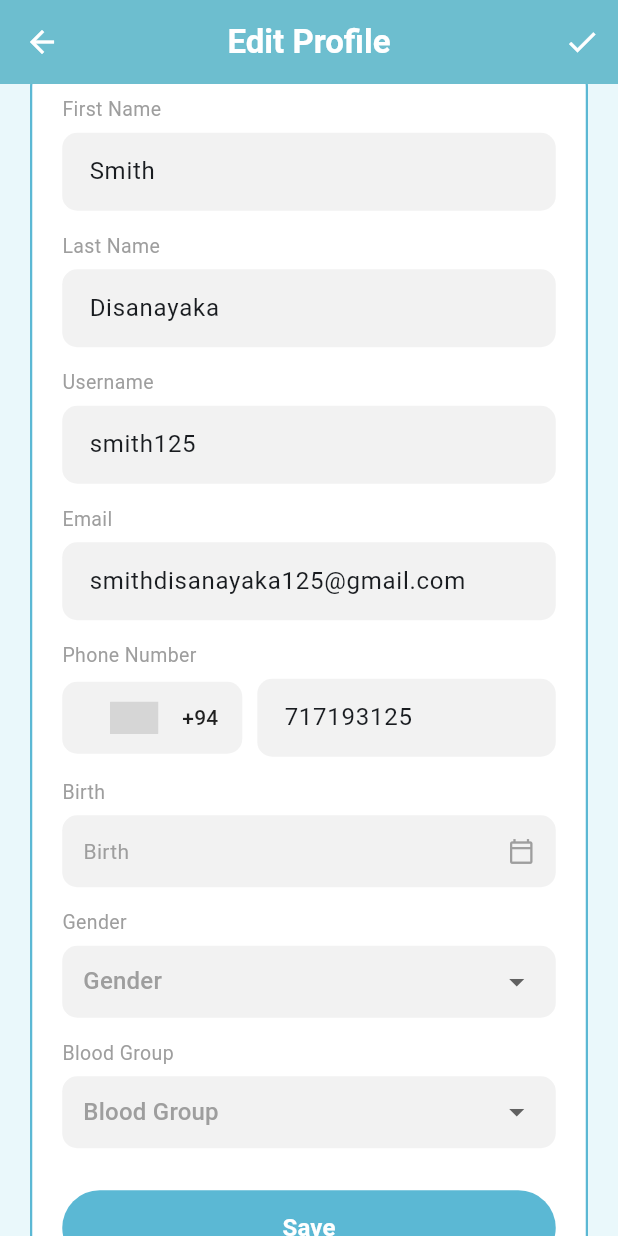
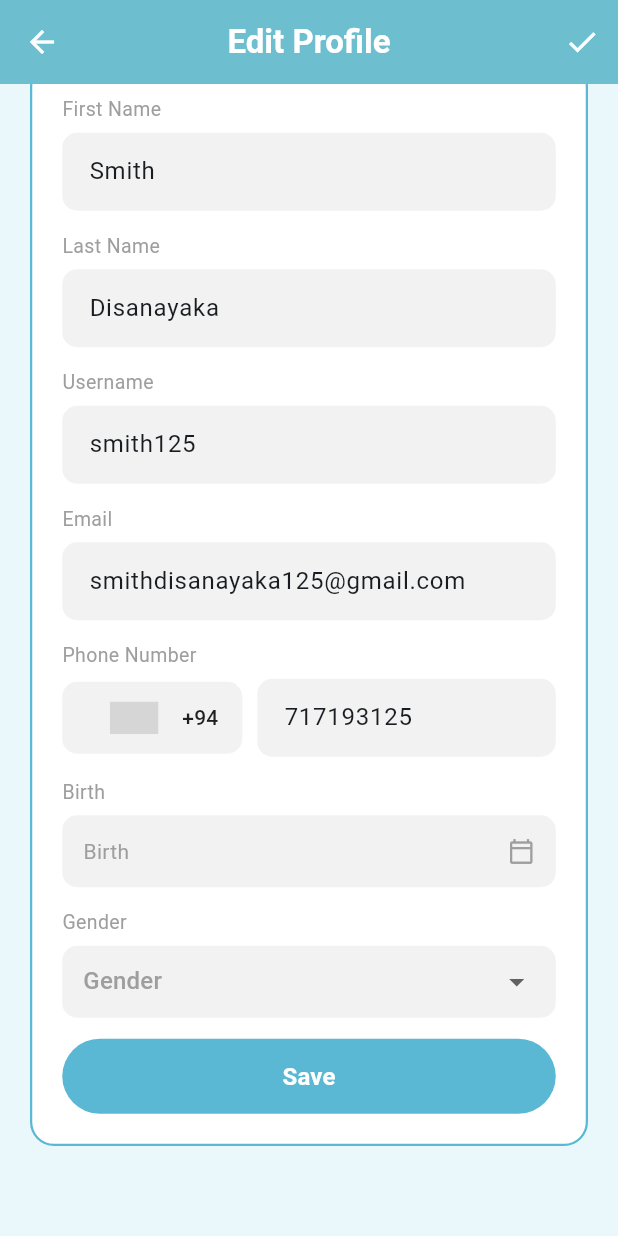
Before and after one commit to GayathriIsurika/AuraCare-App, a Flutter app: the EditProfileScreen screen opened directly, scrolled down 170 dp, on a phone screen of 412 x 824 dp. Run offline on Flutter 3.47's test engine with Material 3 defaults, Android fonts, the phone set to English and light mode, and no system bars; drawn by our look-alikes of country_code_picker; our stand-ins replace file_picker, font_awesome_flutter, image_picker; missing offline and left inert: cunning_document_scanner; grey boxes are pictures that could not be loaded.

Commit message:
Remove blood type in edit profile screen

```diff
--- a/lib/screens/edit_profile_screen.dart
+++ b/lib/screens/edit_profile_screen.dart
@@ -24,14 +24,10 @@ class _EditProfileScreenState extends State<EditProfileScreen> {
   final ImagePicker _picker=ImagePicker();
   // ── Dropdown selected values ──
   String? _selectedGender;
-  String? _selectedBloodGroup;
   DateTime? _selectedDate;
 
   // ── Dropdown options ──
   final List<String> _genderOptions = ['Male', 'Female', 'Other'];
-  final List<String> _bloodGroupOptions = [
-    'A+', 'A-', 'B+', 'B-', 'O+', 'O-', 'AB+', 'AB-'
-  ];
 
   @override
   void dispose() {
@@ -452,17 +448,7 @@ class _EditProfileScreenState extends State<EditProfileScreen> {
 
                     const SizedBox(height: 14),
 
-                    // Blood Group dropdown
-                    _buildLabel('Blood Group'),
-                    _buildDropdown(
-                      value: _selectedBloodGroup,
-                      hint: 'Blood Group',
-                      items: _bloodGroupOptions,
-                      onChanged: (val) =>
-                          setState(() => _selectedBloodGroup = val),
-                    ),
 
-                    const SizedBox(height: 28),
 
                     // Save button
                     SizedBox(
```
